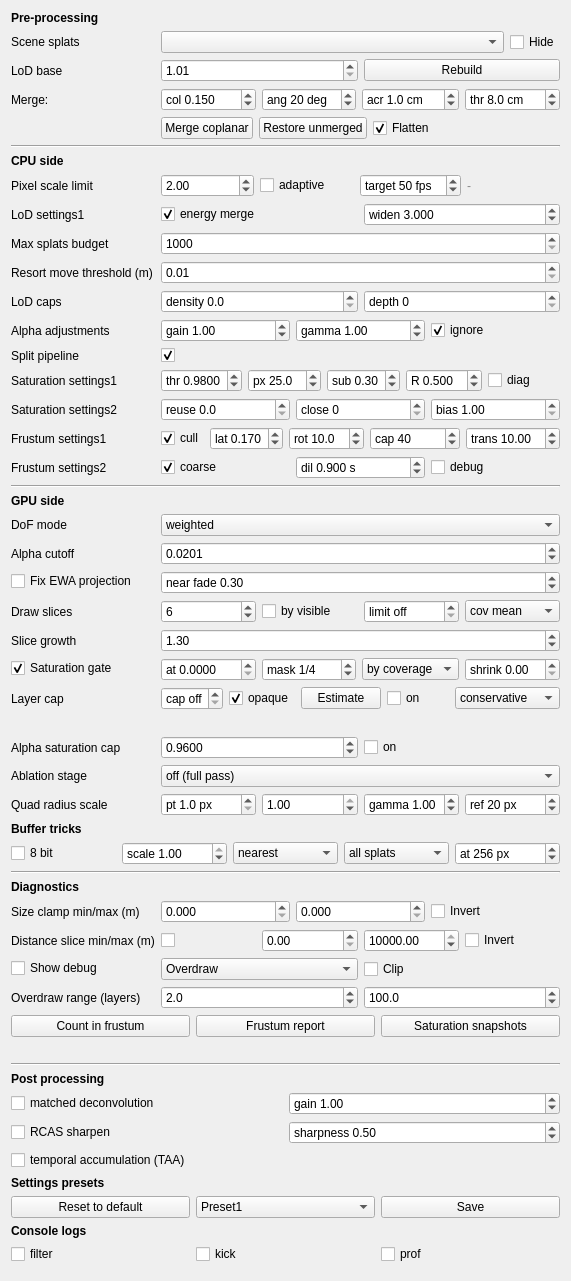
russiaman/substrata_robo, file gui_client/GaussianSplatSettingsWidget.ui: the form before one commit.
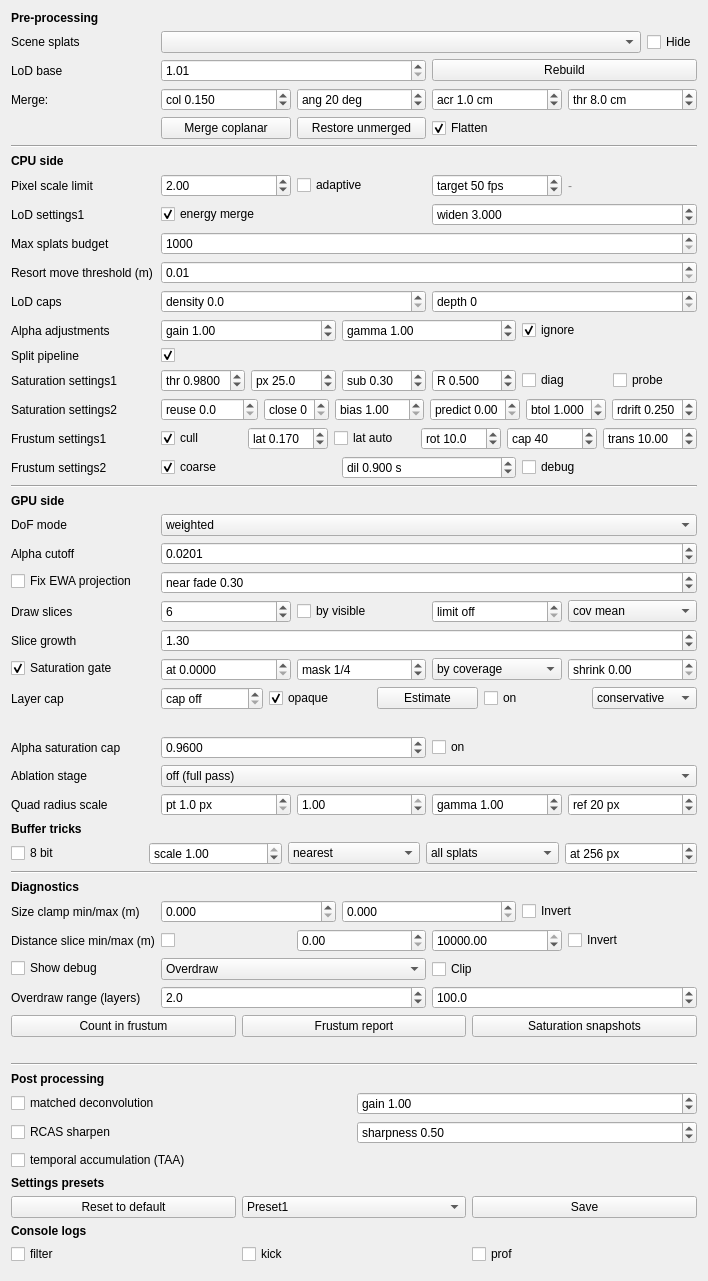
The form after the commit.

Commit message:
UI: predict / btol / rdrift / lat auto knobs and the saturation probe toggle
Session088, matching glare-core's side. All four new controls default to the
pre-session088 behaviour: predict 0 (no lead), btol 1.0 (accept any barrier
change), lat auto off (keep the fixed dilation constant), probe off.

rdrift was already a live value; it is exposed here because btol now guards
detail separately, which is what makes raising the distance bound safe.

What changed in the file:
```diff
--- a/gui_client/GaussianSplatSettingsWidget.ui
+++ b/gui_client/GaussianSplatSettingsWidget.ui
@@ -792,6 +792,19 @@
         </property>
        </widget>
       </item>
+      <item>
+       <widget class="QCheckBox" name="satProbeCheckBox">
+        <property name="text">
+         <string>probe</string>
+        </property>
+        <property name="toolTip">
+         <string>SESSION088 DIAGNOSTIC. Prints a [gsr-sat-probe] console line twice a second, off the FRAME rather than off a barrier build - which is the point: a build only happens once the camera leaves the R-ball, so every other saturation trace goes silent exactly when you hold still and look at something. Read-only; it samples the same barrier the LoD bias reads and touches nothing, so it cannot perturb what it measures. Three blocks per line. "depth p10/med/p90/max" is the distribution of the barrier's saturation depths in metres. "adj" is the contrast between neighbouring tiles - the ratio of their depths - with &gt;2x/&gt;4x the share of neighbour pairs that disagree by more than that factor, and "flat" the share at EXACTLY equal depth (high flat = the R erosion's max-window has ironed the field into plateaus; near-zero flat = you are seeing raw per-tile measurement). "edge" is the share of pairs where one side is saturated and the other is not. The last block is what the camera is aimed at: the tile under the forward vector, its saturation depth, the bias multiplier a node would get at 50/100/200/400m straight ahead, and the 3x3 neighbourhood of depths around that tile - aim at far geometry that looks wrong and read what the barrier claims about that direction. Not saved between sessions.</string>
+        </property>
+        <property name="checked">
+         <bool>false</bool>
+        </property>
+       </widget>
+      </item>
      </layout>
     </widget>
    </item>
@@ -889,6 +902,81 @@
         </property>
        </widget>
       </item>
+      <item>
+       <widget class="QDoubleSpinBox" name="satPredictGainDoubleSpinBox">
+        <property name="prefix">
+         <string>predict </string>
+        </property>
+        <property name="toolTip">
+         <string>SESSION088 - PREDICTIVE SATURATION ANCHOR. Multiplier on how far AHEAD of the camera the saturation barrier is built. 0 = off, the barrier is anchored where the camera is at kick time, bit-for-bit the previous behaviour. 1 = anchored where the camera is predicted to be when this build lands, i.e. cam_pos + velocity_ema * (measured barrier round trip).&#10;&#10;It removes no work and saves no milliseconds - the build costs exactly what it did. What it removes is the standing offset: a barrier anchored at kick time describes a viewpoint the camera has already left by the time it arrives, so the LoD bias reading it is always answering a question about the recent past. That lag is 91-172ms of build per kick (measured session088), and it is what &quot;the shadow behind an object stops following it&quot; actually is - a spatial offset, not a slow stage.&#10;&#10;The lead is taken from the stage's own MEASURED kick-to-drain round trip, never a constant, so it adapts to scene and machine on its own. It is 0 until the first build has been drained (a cold start anchors at the camera, which is the safe direction), and 0 whenever the camera is not moving - both read as lead=0.00m in the log.&#10;&#10;It does not change how often the barrier rebuilds: the ball guarantee is re-tested from the same predicted point the anchor was placed at, so under steady motion anchor and test point move together and the barrier is still discarded after exactly R of travel. The one extra rebuild it causes is on hard DECELERATION, where the prediction collapses back onto the camera and leaves the standing anchor a lead away - self-correcting, and it fires exactly when the camera has stopped and the pipeline is idle.&#10;&#10;Watch [gsr-sat-build] for lat_meas= (the measured round trip the lead is built from), lead= (metres actually aimed) and the (..R) ratio against &quot;R&quot; - above ~1R the anchor is a whole validity ball ahead of the camera, which is the point to watch if the far field starts LEADING instead of lagging. Requires &quot;bias&quot; above 1 or the overlay on, since otherwise no barrier is built at all.</string>
+        </property>
+        <property name="decimals">
+         <number>2</number>
+        </property>
+        <property name="minimum">
+         <double>0.000000000000000</double>
+        </property>
+        <property name="maximum">
+         <double>4.000000000000000</double>
+        </property>
+        <property name="singleStep">
+         <double>0.250000000000000</double>
+        </property>
+        <property name="value">
+         <double>0.000000000000000</double>
+        </property>
+       </widget>
+      </item>
+      <item>
+       <widget class="QDoubleSpinBox" name="satBarrierAgreeTolDoubleSpinBox">
+        <property name="prefix">
+         <string>btol </string>
+        </property>
+        <property name="toolTip">
+         <string>SESSION088 - THE LoD HALF OF THE REUSE BOUND. How much of the saturation barrier may have moved, as a FRACTION OF GRID TILES, before a frozen far block is thrown away and the tree is walked in full. 1 = accept any change = exactly the pre-session088 behaviour.&#10;&#10;Why this is not just another value of the drift fraction. That bound is a DISTANCE, and session080 derived it as an ordering error budget - which is what a distance can express, since an ordering error of size E among nodes at range D matters as E/D. Session085's LoD bias then gave the block a second dependence: the bias reads the barrier, the barrier is a statement about occlusion, and a frozen walk never re-asks it below the cut. Both were left to the same number. Session086 calibrated it and found NO value that worked - 0.10 and 0.05 visibly lagged, and the 0.02 that did not was no cheaper than never reusing. That is a proxy failing. "The occlusion in that direction changed" is not a distance.&#10;&#10;So now the distance clause bounds ORDER and this bounds DETAIL, by comparing the barrier the block's selection was made under against the live one, tile by tile. A tile counts as changed if its saturation state flipped, or if both are blocked but the depth moved by more than 10%. A block is discarded when the evidence under it moved - whether that took five metres or one - and kept when it did not, however far the camera walked.&#10;&#10;IT TIGHTENS BEFORE IT LOOSENS, and in that order on purpose. On its own it makes reuse MORE conservative: a barrier change inside the distance bound now discards a block that used to survive. That is the "shadow stops following the object" staleness being paid for instead of ignored. The speed comes second - raising the drift fraction is only safe once detail has its own guard.&#10;&#10;MEASURE FIRST: barrier_dis= is printed on every [gsr-traversal] whatever this is set to. Watch it against reuse_drift= on the same line - they are the two independent reasons a block can be too old, and the whole point is how differently they move. Pick a threshold off that distribution, do not guess one. Needs "bias" above 1 to do anything at all.</string>
+        </property>
+        <property name="decimals">
+         <number>3</number>
+        </property>
+        <property name="minimum">
+         <double>0.000000000000000</double>
+        </property>
+        <property name="maximum">
+         <double>1.000000000000000</double>
+        </property>
+        <property name="singleStep">
+         <double>0.010000000000000</double>
+        </property>
+        <property name="value">
+         <double>1.000000000000000</double>
+        </property>
+       </widget>
+      </item>
+      <item>
+       <widget class="QDoubleSpinBox" name="frontierReuseDriftDoubleSpinBox">
+        <property name="prefix">
+         <string>rdrift </string>
+        </property>
+        <property name="toolTip">
+         <string>SESSION080/086/088 - THE ORDERING HALF OF THE REUSE BOUND. How far the camera may drift from a frozen far block's anchor, AS A FRACTION OF the reuse split distance, before the block is discarded and the tree walked in full. 0.25 (the default, and session080's original hard-coded value) means 5 metres at reuse 20.&#10;&#10;Session080 derived this purely as an ORDERING error budget, which is what a distance can express: the far segment keeps the front-to-back order it was sorted into at its anchor, and an ordering error of size E among nodes at range D matters in proportion to E/D - so a fixed fraction of the split distance caps the relative error at any scene scale.&#10;&#10;It then spent two sessions doing a second job it cannot do. Session085's LoD bias made the block's DETAIL depend on the barrier as well, and session086 could find no setting that served both: 0.10 and 0.05 visibly lagged, and the 0.02 that did not was no cheaper than never reusing at all.&#10;&#10;Session088 gave detail its own guard ("btol", to the left), which is what makes this safe to RAISE. Ordering error is genuinely gentle - it costs blend order among distant nodes, never a hole - and it was never the reason a block had to die every five metres. That was the LoD staleness, and btol now bounds that directly.&#10;&#10;So the intended use is: set btol first, off its measured bd_flip distribution, then raise this and watch reuse_n go up and expand_ms/sort_ms/soa_ms come down. Watch for blend-order artifacts among far geometry as the cost - that is what this bound buys, and the front-to-back compositor is not forgiving of large order errors.</string>
+        </property>
+        <property name="decimals">
+         <number>3</number>
+        </property>
+        <property name="minimum">
+         <double>0.010000000000000</double>
+        </property>
+        <property name="maximum">
+         <double>4.000000000000000</double>
+        </property>
+        <property name="singleStep">
+         <double>0.050000000000000</double>
+        </property>
+        <property name="value">
+         <double>0.250000000000000</double>
+        </property>
+       </widget>
+      </item>
      </layout>
     </widget>
    </item>
@@ -955,6 +1043,19 @@
         </property>
        </widget>
       </item>
+      <item>
+       <widget class="QCheckBox" name="filterLatencyMeasuredCheckBox">
+        <property name="text">
+         <string>lat auto</string>
+        </property>
+        <property name="toolTip">
+         <string>SESSION088 (techdebt #14, standing since session079). Use the split filter's OWN measured kick-to-drain round trip as the dilation window, instead of the fixed &quot;lat&quot; spinbox to the left. Off = the constant, bit-for-bit as before.&#10;&#10;The window used is TWICE the measured round trip, because what has to be covered is how long a list stays ON SCREEN - from its own kick until the next drain replaces it - not how long it takes to arrive. That doubling is the same reasoning session079 used to raise the constant to 0.3.&#10;&#10;This does NOT make the window smaller, and it is not a claim that 0.3 was wrong. Measured session088 on one interior walk, age= read med 127ms / p90 257ms / max 307ms - a 4.5x spread inside a single capture. The EMA lands at 165ms interior and 163ms exterior, so the doubled window is ~330ms: within 10% of the 0.3 arrived at by hand. What the measurement adds is that the number now follows the machine, the scene and the draw-list size instead of being frozen at the one pair it was found on - the round trip is dominated by issuing and uploading the survivor list, ~2.8M entries on the low exterior pass against ~6.5M at altitude.&#10;&#10;The measurement is taken and printed whether or not this is ticked, so it can be checked before it is trusted: [gsr-filter-drain] prints age= (this drain's raw round trip), lat_meas= (the EMA over it) and lat_used= (the window kickOffFilters() actually used, already doubled). Tick this and lat_used= switches from the spinbox value to 2x lat_meas=; nothing else about the filter changes.&#10;&#10;To judge it you have to ROTATE - a capture that only translates leaves stale= and band= at ~0 and says nothing about band adequacy. Watch deficit= (stale minus band): a hole is exactly deficit &gt; 0.&#10;&#10;The EMA rises fast and falls slow, so a stage that suddenly gets slower widens its window on the first sample that says so - aiming short is what an edge hole looks like, while over-predicting only costs a little over-inclusion.</string>
+        </property>
+        <property name="checked">
+         <bool>false</bool>
+        </property>
+       </widget>
+      </item>
       <item>
        <widget class="QDoubleSpinBox" name="filterMinRotRateDoubleSpinBox">
         <property name="prefix">
```
The commit also changes 2 other files.
